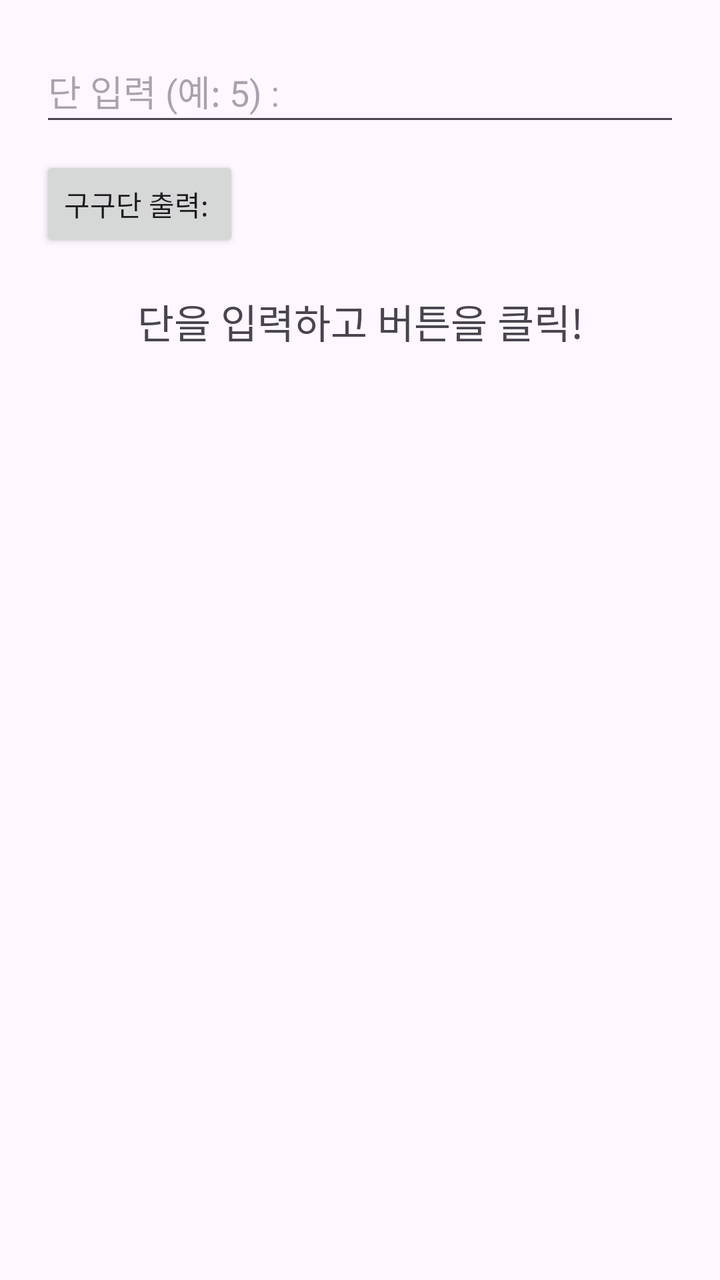
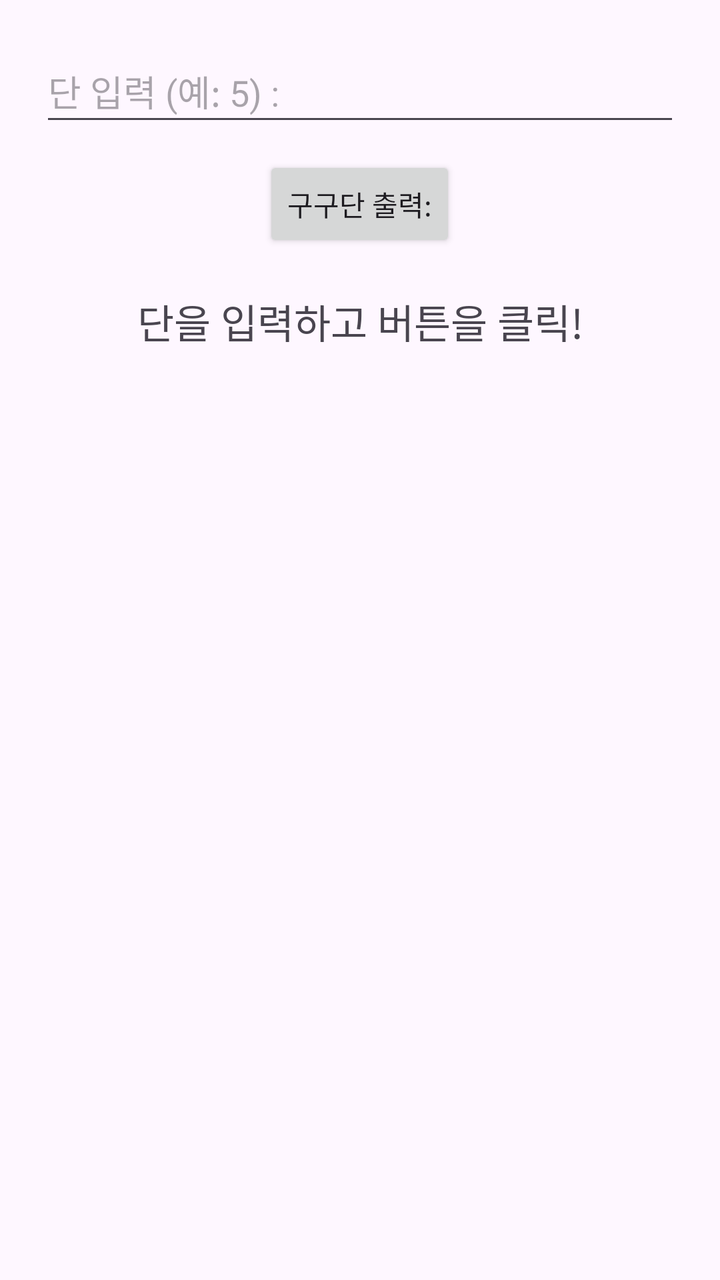

Two renders of the same Android screen: before a commit and after it. Below are the layout's source before the change and the commit's diff.
<!-- AndroidManifest.xml: application theme Theme.AppWeek05 -->
<!-- res/layout/activity_main.xml -->
<?xml version="1.0" encoding="utf-8"?>
<LinearLayout xmlns:android="http://schemas.android.com/apk/res/android"
    android:orientation="vertical"
    android:layout_width="match_parent"
    android:layout_height="match_parent"
    android:padding="20dp"
    android:layout_gravity="center_horizontal">

    <EditText
        android:layout_width="match_parent"
        android:layout_height="wrap_content"
        android:hint="단 입력 (예: 5) : "
        android:inputType="number"
        android:minHeight="48dp" />

    <Button
        android:id="@+id/btnCalculate"
        android:layout_width="wrap_content"
        android:layout_height="wrap_content"
        android:layout_marginTop="10dp"
        android:text="구구단 출력: " />


    <TextView
        android:id="@+id/tvResult"
        android:layout_width="match_parent"
        android:layout_height="wrap_content"
        android:text="단을 입력하고 버튼을 클릭!"
        android:gravity="center"
        android:textSize="20sp"
        android:layout_marginTop="20dp"
        android:lineSpacingMultiplier="1.2" />

</LinearLayout>
<!-- resources referenced by this layout -->
<resources>
  <style name="Theme.AppWeek05" parent="Base.Theme.AppWeek05" />
  <style name="Base.Theme.AppWeek05" parent="Theme.Material3.DayNight.NoActionBar">
          
          
      </style>
</resources>

<!-- the commit's change to res/layout/activity_main.xml (unified diff, before → after) -->
@@ -1,5 +1,6 @@
 <?xml version="1.0" encoding="utf-8"?>
 <LinearLayout xmlns:android="http://schemas.android.com/apk/res/android"
+    android:id="@+id/main"
     android:orientation="vertical"
     android:layout_width="match_parent"
     android:layout_height="match_parent"
@@ -7,6 +8,7 @@
     android:layout_gravity="center_horizontal">
 
     <EditText
+        android:id="@+id/etDan"
         android:layout_width="match_parent"
         android:layout_height="wrap_content"
         android:hint="단 입력 (예: 5) : "
@@ -17,8 +19,9 @@
         android:id="@+id/btnCalculate"
         android:layout_width="wrap_content"
         android:layout_height="wrap_content"
+        android:layout_gravity="center"
         android:layout_marginTop="10dp"
-        android:text="구구단 출력: " />
+        android:text="구구단 출력:" />
 
 
     <TextView
